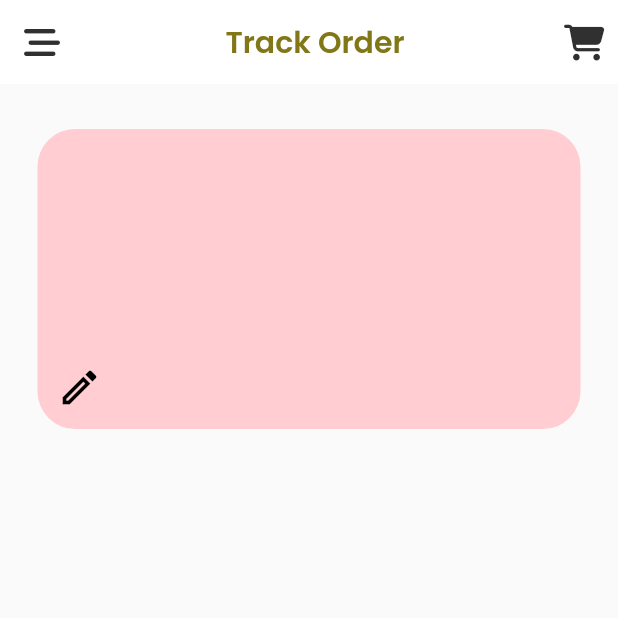
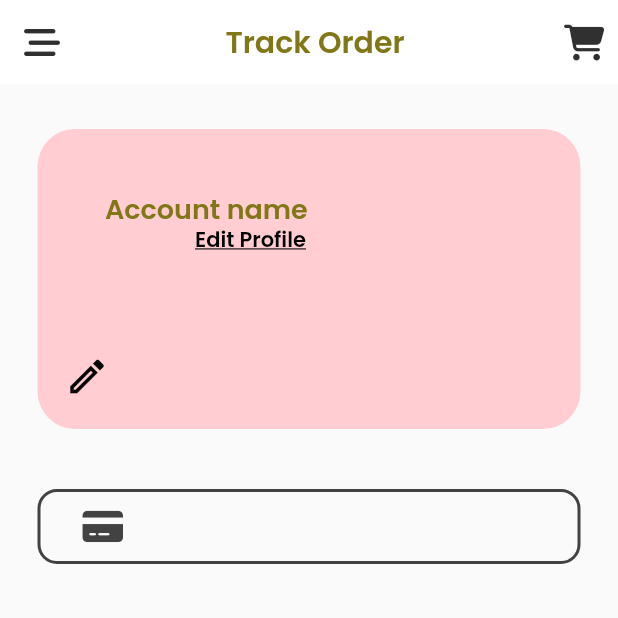
Before and after one commit to kotic03062543/MiniProjeckPlant, a Flutter app: the TrackOrder screen opened directly, on a phone screen of 412 x 824 dp, the top half of it. Run offline on Flutter 3.47's test engine with Material 2 defaults, Android fonts, the phone set to English and light mode, and no system bars; our stand-ins replace animated_splash_screen, dots_indicator, fluttertoast, font_awesome_flutter, form_field_validator, get and 5 more.

Commit message:
add edit profile

```diff
--- a/lib/login_register_home/login_regis.dart
+++ b/lib/login_register_home/login_regis.dart
@@ -419,7 +419,7 @@ class _registerState extends State<register> {
                             // ]),
                             style: TextStyle(color: Colors.white),
                             decoration: InputDecoration(
-                              labelText: 'username',
+                              labelText: 'Username',
                               labelStyle: Input,
                               contentPadding: EdgeInsets.all(20),
                               enabledBorder: OutlineInputBorder(
@@ -453,7 +453,7 @@ class _registerState extends State<register> {
                             // ]),
                             style: TextStyle(color: Colors.white),
                             decoration: InputDecoration(
-                              labelText: 'password',
+                              labelText: 'Password',
                               labelStyle: Input,
                               contentPadding: EdgeInsets.all(20),
                               enabledBorder: OutlineInputBorder(
@@ -482,7 +482,7 @@ class _registerState extends State<register> {
                             controller: fullname,
                             style: TextStyle(color: Colors.white),
                             decoration: InputDecoration(
-                              labelText: 'fullname',
+                              labelText: 'Fullname',
                               labelStyle: Input,
                               contentPadding: EdgeInsets.all(20),
                               enabledBorder: OutlineInputBorder(
@@ -516,7 +516,7 @@ class _registerState extends State<register> {
                             // ]),
                             style: TextStyle(color: Colors.white),
                             decoration: InputDecoration(
-                              labelText: 'email',
+                              labelText: 'Email',
                               labelStyle: Input,
                               contentPadding: EdgeInsets.all(20),
                               enabledBorder: OutlineInputBorder(
@@ -568,7 +568,7 @@ class _registerState extends State<register> {
                           mainAxisAlignment: MainAxisAlignment.center,
                           children: [
                             Text(
-                              'Already have an account?',
+                              'Already have an account ?',
                               style:
                                   TextStyle(color: Colors.white, fontSize: 18),
                             ),
@@ -586,7 +586,7 @@ class _registerState extends State<register> {
                                 )),
                           ],
                         ),
-                      )
+                      ),
                     ],
                   ),
                 ),
--- a/lib/main.dart
+++ b/lib/main.dart
@@ -31,9 +31,9 @@ class MyApp extends StatelessWidget {
 
       // home: HomeScreen(),
       // home: HomeScreen(),
-      home: SplashScreen(),
+      home: TrackOrder(),
       // home: PopularPlantDetail(),
-        home: LoginRegis(),
+      // home: LoginRegis(),
     );
   }
 }
--- a/lib/profile/track_order.dart
+++ b/lib/profile/track_order.dart
@@ -1,4 +1,4 @@
-// ignore_for_file: prefer_const_constructors
+// ignore_for_file: prefer_const_constructors, sort_child_properties_last
 
 import 'package:flutter/material.dart';
 import 'package:font_awesome_flutter/font_awesome_flutter.dart';
@@ -41,7 +41,9 @@ class _TrackOrderState extends State<TrackOrder> {
         backgroundColor: Colors.white,
       ),
       body: SafeArea(
-        child: Padding(
+        child: Stack(
+          children: <Widget>[
+            Padding(
               padding: EdgeInsets.only(top: 30, left: 25, right: 25),
               child: Container(
                 width: double.infinity,
@@ -50,8 +52,34 @@ class _TrackOrderState extends State<TrackOrder> {
                   borderRadius: BorderRadius.circular(25),
                   color: Colors.red[100],
                 ),
-            child: Padding(
-              padding: EdgeInsets.only(left: 5, bottom: 5),
+              ),
+            ),
+            Padding(
+              padding: EdgeInsets.only(left: 70, top: 70),
+              child: Text(
+                "Account name",
+                style: GoogleFonts.poppins(
+                    fontSize: 18,
+                    fontWeight: FontWeight.w600,
+                    color: Colors.lime[900]),
+              ),
+            ),
+            Padding(
+              padding: EdgeInsets.only(left: 122, top: 80),
+              child: TextButton(
+                onPressed: () {},
+                child: Text(
+                  'Edit Profile',
+                  style: GoogleFonts.poppins(
+                      fontSize: 14,
+                      fontWeight: FontWeight.w600,
+                      color: Colors.black,
+                      decoration: TextDecoration.underline),
+                ),
+              ),
+            ),
+            Padding(
+              padding: EdgeInsets.only(left: 35, top: 170),
               child: IconButton(
                 icon: Icon(
                   Icons.edit_outlined,
@@ -62,7 +90,44 @@ class _TrackOrderState extends State<TrackOrder> {
                 onPressed: () {},
               ),
             ),
+            Padding(
+              padding: EdgeInsets.only(left: 25, top: 270, right: 25),
+              child: GestureDetector(
+                  child: Container(
+                    width: double.infinity,
+                    height: 50,
+                    decoration: BoxDecoration(
+                      border: Border.all(width: 2, color: Colors.grey.shade800),
+                      borderRadius: BorderRadius.all(Radius.circular(13)
                       ),
+                    ),
+                    child: Padding(
+                      padding: EdgeInsets.only(right: 275),
+                      child: Icon(FontAwesomeIcons.solidCreditCard, color: Colors.grey.shade800,),
+
+                    ),
+                  ),
+                  onTap: () {}),
+            ),
+            // child: TextButton.icon(
+            //   onPressed: () {},
+            //   icon: Icon(
+            //     Icons.download,
+            //     size: 24.0,
+            //   ),
+            //   label: Text('Pulchase history'),
+            // ),
+            // child: ExpansionTile(
+            //   leading: IconButton(
+            //       icon: Icon(Icons.home),
+            //       onPressed: () {}),
+            //   title: Text('Pulchase history'),
+            //   initiallyExpanded: true,
+            //   // child: GestureDetector(
+            //   //   icon: Icon(FontAwesomeIcons.creditCard)
+            //   // ),
+            // ),
+          ],
         ),
       ),
     );
--- a/lib/splash_screen.dart
+++ b/lib/splash_screen.dart
@@ -1,3 +1,5 @@
+// ignore_for_file: prefer_const_constructors
+
 import 'package:animated_splash_screen/animated_splash_screen.dart';
 import 'package:flutter/material.dart';
 import 'package:lottie/lottie.dart';
--- a/lib/widgets/icon_and_text_widget.dart
+++ b/lib/widgets/icon_and_text_widget.dart
@@ -1,4 +1,4 @@
-// ignore_for_file: public_member_api_docs, sort_constructors_first
+// ignore_for_file: public_member_api_docs, sort_constructors_first, prefer_const_constructors
 import 'package:flutter/material.dart';
 import 'package:myfirstapp/widgets/small_text.dart';
 
--- a/pubspec.yaml
+++ b/pubspec.yaml
@@ -80,6 +80,7 @@ flutter:
   # To add assets to your application, add an assets section, like this:
   assets:
     - images/
+    - assets/
   #   - images/a_dot_ham.jpeg
 
   # An image asset can refer to one or more resolution-specific "variants", see
```
Lines whose indentation alone changed are shown as unchanged.
